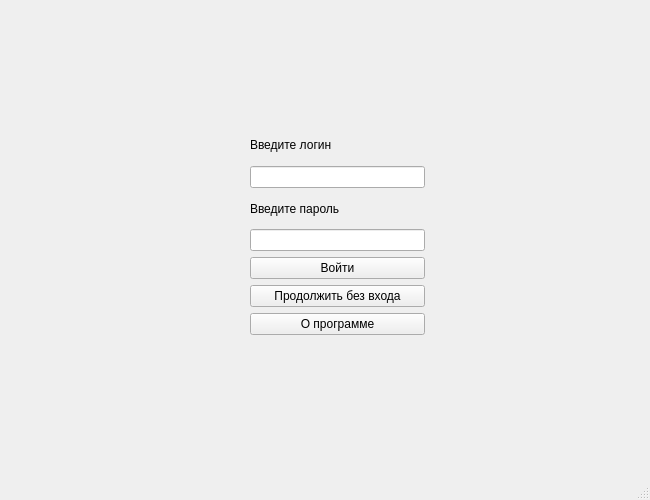
Above: electronicdiary.ui from alpha4vit/polya-el-diary before the change. Below: the same form after it.
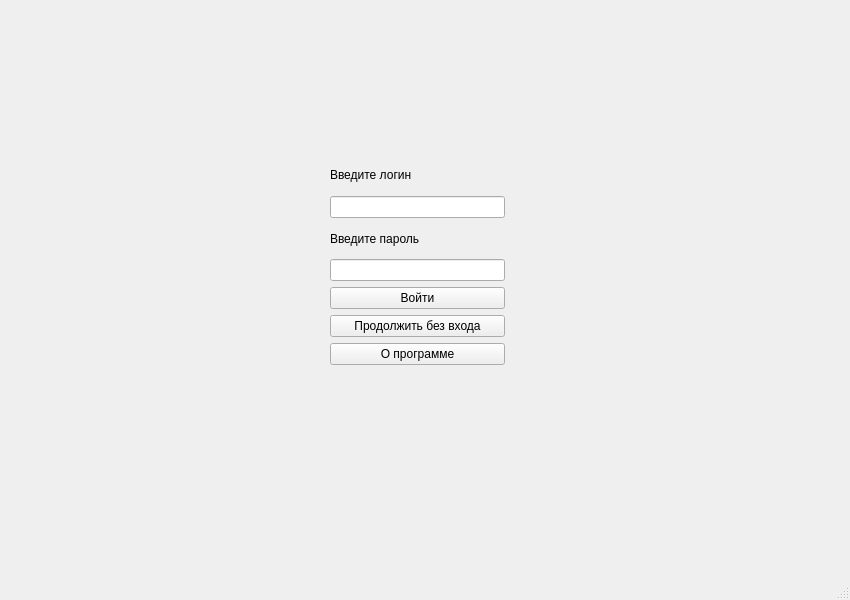
That is the form after the change.

```diff
--- a/electronicdiary.ui
+++ b/electronicdiary.ui
@@ -6,20 +6,20 @@
    <rect>
     <x>0</x>
     <y>0</y>
-    <width>650</width>
-    <height>500</height>
+    <width>850</width>
+    <height>600</height>
    </rect>
   </property>
   <property name="minimumSize">
    <size>
-    <width>650</width>
-    <height>500</height>
+    <width>850</width>
+    <height>600</height>
    </size>
   </property>
   <property name="maximumSize">
    <size>
-    <width>650</width>
-    <height>500</height>
+    <width>850</width>
+    <height>600</height>
    </size>
   </property>
   <property name="windowTitle">
@@ -29,8 +29,8 @@
    <widget class="QWidget" name="layoutWidget">
     <property name="geometry">
      <rect>
-      <x>250</x>
-      <y>130</y>
+      <x>330</x>
+      <y>160</y>
       <width>175</width>
       <height>205</height>
      </rect>
```
Left out of the diff: 4 changed lines with no effect on the pictures.
